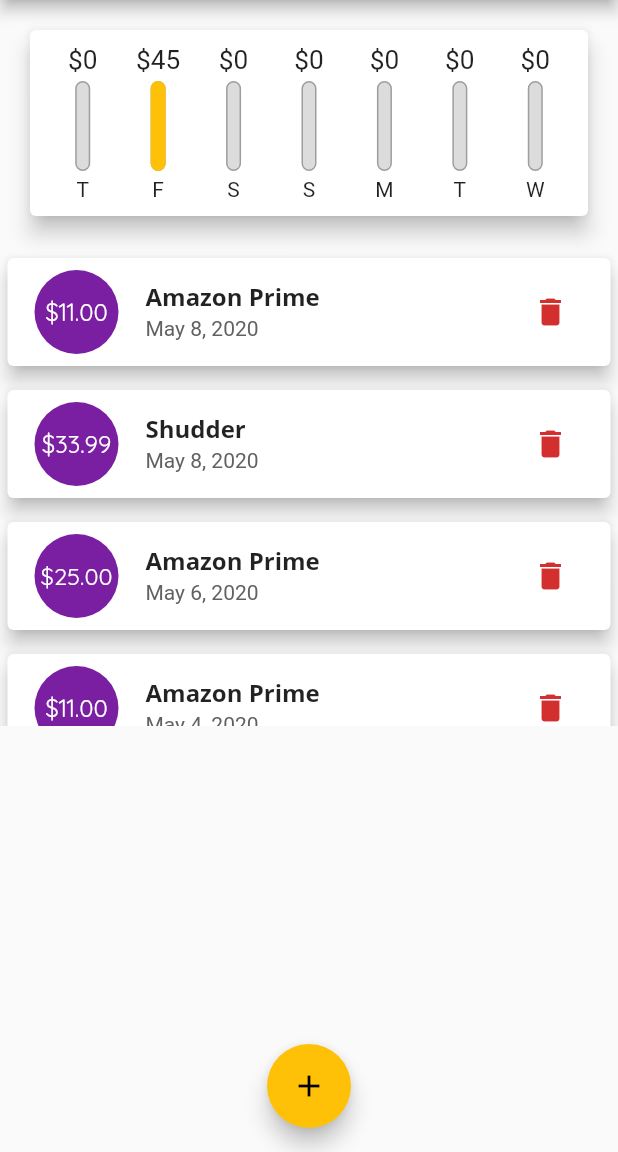
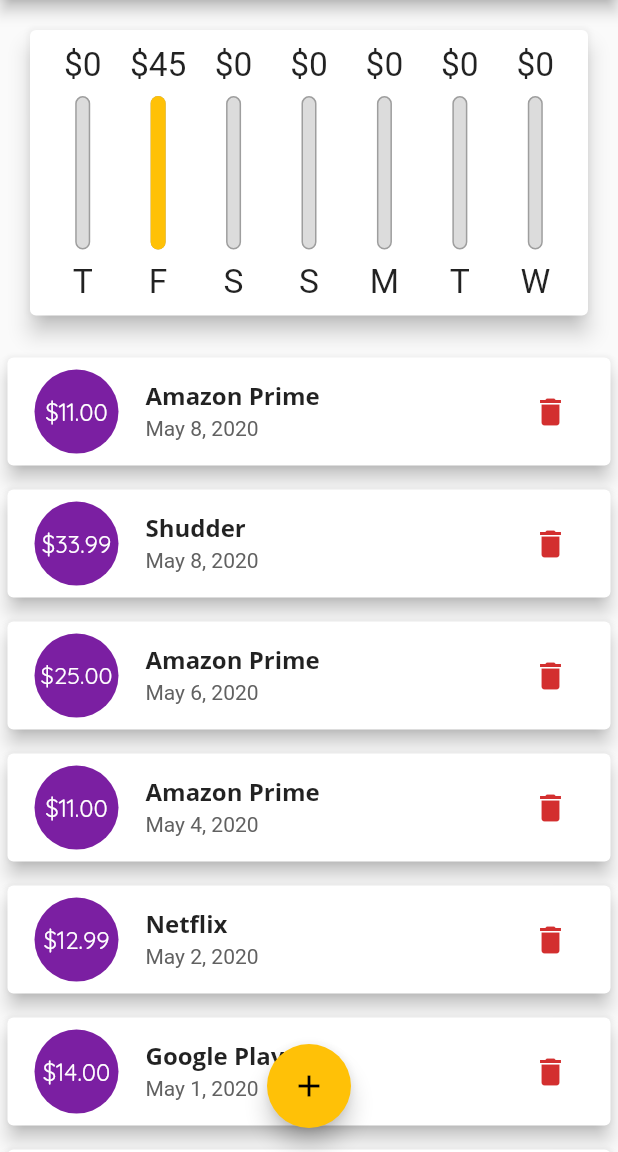
Before and after one commit to OakRaven/PersonalExpeseApp, a Flutter app: the screen it shows after launch, on a phone screen of 412 x 824 dp, the part 84-1236 px from its top. Run offline on Flutter 3.47's test engine with Material 2 defaults, Android fonts, the phone set to English and light mode, and no system bars.

Commit message:
Completed lesson 124

```diff
--- a/lib/main.dart
+++ b/lib/main.dart
@@ -1,12 +1,15 @@
 import 'package:flutter/cupertino.dart';
 import 'package:flutter/material.dart';
+// import 'package:flutter/services.dart';
 
 import './widgets/new_transaction.dart';
 import './models/transaction.dart';
 import './widgets/transaction_list.dart';
 import './widgets/chart.dart';
 
-void main() => runApp(MyApp());
+void main() {
+  runApp(MyApp());
+}
 
 class MyApp extends StatelessWidget {
   @override
@@ -86,6 +89,8 @@ class _MyHomePageState extends State<MyHomePage> {
         date: DateTime.parse('2020-05-08'))
   ];
 
+  bool _showChart = false;
+
   List<Transaction> get recentTransactions {
     return _userTranasctions.where((i) {
       return i.date.isAfter(DateTime.now().subtract(Duration(days: 7)));
@@ -124,8 +129,10 @@ class _MyHomePageState extends State<MyHomePage> {
 
   @override
   Widget build(BuildContext context) {
-    return Scaffold(
-      appBar: AppBar(
+    final isLandscape =
+        MediaQuery.of(context).orientation == Orientation.landscape;
+
+    final appBar = AppBar(
       title: Text(
         'Personal Expenses',
       ),
@@ -135,12 +142,51 @@ class _MyHomePageState extends State<MyHomePage> {
           onPressed: () => _startAddNewTransaction(context),
         )
       ],
-      ),
+    );
+
+    final txListWidget = Container(
+        height: (MediaQuery.of(context).size.height -
+                appBar.preferredSize.height -
+                MediaQuery.of(context).padding.top) *
+            0.7,
+        child: TransactionList(_userTranasctions, _deleteTransaction));
+
+    return Scaffold(
+      appBar: appBar,
       body: SingleChildScrollView(
         child: Column(
           children: <Widget>[
-            Chart(recentTransactions),
-            TransactionList(_userTranasctions, _deleteTransaction),
+            if (isLandscape)
+              Row(
+                mainAxisAlignment: MainAxisAlignment.center,
+                children: <Widget>[
+                  Text('Show Chart'),
+                  Switch(
+                    value: _showChart,
+                    onChanged: (value) {
+                      setState(() {
+                        _showChart = value;
+                      });
+                    },
+                  ),
+                ],
+              ),
+            if (!isLandscape)
+              Container(
+                  height: (MediaQuery.of(context).size.height -
+                          appBar.preferredSize.height -
+                          MediaQuery.of(context).padding.top) *
+                      0.3,
+                  child: Chart(recentTransactions)),
+            if (!isLandscape) txListWidget,
+            _showChart
+                ? Container(
+                    height: (MediaQuery.of(context).size.height -
+                            appBar.preferredSize.height -
+                            MediaQuery.of(context).padding.top) *
+                        0.7,
+                    child: Chart(recentTransactions))
+                : txListWidget,
           ],
         ),
       ),
--- a/lib/widgets/chart_bar.dart
+++ b/lib/widgets/chart_bar.dart
@@ -12,17 +12,18 @@ class ChartBar extends StatelessWidget {
 
   @override
   Widget build(BuildContext context) {
+    return LayoutBuilder(builder: (ctx, constraints) {
       return Column(
         children: <Widget>[
           Container(
-          height: 20,
+            height: constraints.maxHeight * .15,
             child: FittedBox(
               child: Text('\$${spendingAmount.toStringAsFixed(0)}'),
             ),
           ),
-        SizedBox(height: 4),
+          SizedBox(height: constraints.maxHeight * .05),
           Container(
-          height: 60,
+            height: constraints.maxHeight * .60,
             width: 10,
             child: Stack(
               children: <Widget>[
@@ -46,9 +47,15 @@ class ChartBar extends StatelessWidget {
               ],
             ),
           ),
-        SizedBox(height: 4),
-        Text(label),
+          SizedBox(height: constraints.maxHeight * .05),
+          Container(
+            height: constraints.maxHeight * .15,
+            child: FittedBox(
+              child: Text(label),
+            ),
+          ),
         ],
       );
+    });
   }
 }
--- a/lib/widgets/new_transaction.dart
+++ b/lib/widgets/new_transaction.dart
@@ -49,9 +49,15 @@ class _NewTransactionState extends State<NewTransaction> {
 
   @override
   Widget build(BuildContext context) {
-    return Card(
+    return SingleChildScrollView(
+      child: Card(
         child: Container(
-        padding: EdgeInsets.all(10),
+          padding: EdgeInsets.only(
+            top: 10,
+            left: 10,
+            right: 10,
+            bottom: MediaQuery.of(context).viewInsets.bottom + 10,
+          ),
           child: Column(
             crossAxisAlignment: CrossAxisAlignment.end,
             children: <Widget>[
@@ -97,6 +103,7 @@ class _NewTransactionState extends State<NewTransaction> {
             ],
           ),
         ),
+      ),
     );
   }
 }
--- a/lib/widgets/transaction_list.dart
+++ b/lib/widgets/transaction_list.dart
@@ -51,9 +51,9 @@ class TransactionList extends StatelessWidget {
   @override
   Widget build(BuildContext context) {
     return Container(
-      height: 320,
       child: transactions.isEmpty
-          ? Column(
+          ? LayoutBuilder(builder: (ctx, constraints) {
+              return Column(
                 children: <Widget>[
                   Text(
                     'No transactions added yet!',
@@ -63,14 +63,15 @@ class TransactionList extends StatelessWidget {
                     height: 20,
                   ),
                   Container(
-                  height: 200,
+                    height: constraints.maxHeight * 0.6,
                     child: Image.asset(
                       'assets/images/waiting.png',
                       fit: BoxFit.cover,
                     ),
                   ),
                 ],
-            )
+              );
+            })
           : ListView.builder(
               itemCount: transactions.length,
               itemBuilder: (ctx, index) {
```
Lines whose indentation alone changed are shown as unchanged.
